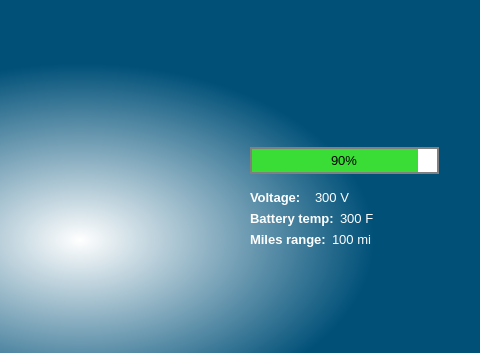
The window that Dashboard.ui (uci-solar-car/Production-Dashboard-Code) describes before a commit, drawn with Qt 5; both pictures show x 320 to 800 and y 0 to 353 of the 800 by 480 pixel window.
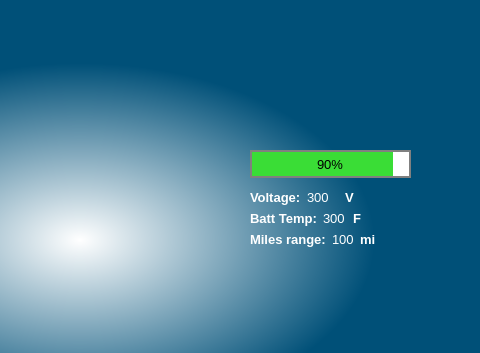
The same window after the commit. Icons and pictures are not drawn.

Commit message: Add labels for units

What changed in the file:
```diff
--- a/Dashboard.ui
+++ b/Dashboard.ui
@@ -99,7 +99,24 @@
           <string notr="true">color: rgb(255,255,255)</string>
          </property>
          <property name="text">
-          <string>300 V</string>
+          <string>300</string>
+         </property>
+        </widget>
+       </item>
+       <item>
+        <widget class="QLabel" name="voltageUnitLabel">
+         <property name="font">
+          <font>
+           <pointsize>10</pointsize>
+           <weight>75</weight>
+           <bold>true</bold>
+          </font>
+         </property>
+         <property name="styleSheet">
+          <string notr="true">color: rgb(255,255,255)</string>
+         </property>
+         <property name="text">
+          <string>V</string>
          </property>
         </widget>
        </item>
@@ -117,7 +134,7 @@
           </font>
          </property>
          <property name="text">
-          <string>&lt;html&gt;&lt;head/&gt;&lt;body&gt;&lt;p&gt;&lt;span style=&quot; color:#ffffff;&quot;&gt;Battery temp:&lt;/span&gt;&lt;/p&gt;&lt;/body&gt;&lt;/html&gt;</string>
+          <string>&lt;html&gt;&lt;head/&gt;&lt;body&gt;&lt;p&gt;&lt;span style=&quot; color:#ffffff;&quot;&gt;Batt Temp:&lt;/span&gt;&lt;/p&gt;&lt;/body&gt;&lt;/html&gt;</string>
          </property>
         </widget>
        </item>
@@ -132,7 +149,24 @@
           <string notr="true">color: rgb(255,255,255)</string>
          </property>
          <property name="text">
-          <string>300 F</string>
+          <string>300</string>
+         </property>
+        </widget>
+       </item>
+       <item>
+        <widget class="QLabel" name="fahrenheitUnitLabel">
+         <property name="font">
+          <font>
+           <pointsize>10</pointsize>
+           <weight>75</weight>
+           <bold>true</bold>
+          </font>
+         </property>
+         <property name="styleSheet">
+          <string notr="true">color: rgb(255,255,255)</string>
+         </property>
+         <property name="text">
+          <string>F</string>
          </property>
         </widget>
        </item>
@@ -169,7 +203,24 @@
           <string notr="true">color: white</string>
          </property>
          <property name="text">
-          <string>100 mi</string>
+          <string>100</string>
+         </property>
+        </widget>
+       </item>
+       <item>
+        <widget class="QLabel" name="milesUnitLabel">
+         <property name="font">
+          <font>
+           <pointsize>10</pointsize>
+           <weight>75</weight>
+           <bold>true</bold>
+          </font>
+         </property>
+         <property name="styleSheet">
+          <string notr="true">color: rgb(255,255,255)</string>
+         </property>
+         <property name="text">
+          <string>mi</string>
          </property>
         </widget>
        </item>
@@ -341,20 +392,17 @@
      <string>&lt;html&gt;&lt;head/&gt;&lt;body&gt;&lt;p align=&quot;center&quot;&gt;&lt;img src=&quot;:/img/warning&quot;/&gt;&lt;/p&gt;&lt;/body&gt;&lt;/html&gt;</string>
     </property>
    </widget>
-   <widget class="QWidget" name="">
+   <widget class="QProgressBar" name="chargePercentageBar">
     <property name="geometry">
      <rect>
       <x>570</x>
-      <y>140</y>
-      <width>189</width>
-      <height>42</height>
+      <y>150</y>
+      <width>161</width>
+      <height>28</height>
      </rect>
     </property>
-    <layout class="QHBoxLayout" name="horizontalLayout_3">
-     <item>
-      <widget class="QProgressBar" name="chargePercentageBar">
-       <property name="styleSheet">
-        <string notr="true"> QProgressBar::chunk {
+    <property name="styleSheet">
+     <string notr="true"> QProgressBar::chunk {
      background-color: #3add36;
      width: 1px;
  }
@@ -364,16 +412,13 @@
      border-radius: 0px;
      text-align: center;
  }</string>
-       </property>
-       <property name="value">
-        <number>90</number>
-       </property>
-       <property name="invertedAppearance">
-        <bool>false</bool>
-       </property>
-      </widget>
-     </item>
-    </layout>
+    </property>
+    <property name="value">
+     <number>90</number>
+    </property>
+    <property name="invertedAppearance">
+     <bool>false</bool>
+    </property>
    </widget>
   </widget>
  </widget>
```
The commit also changes 1 other file.
